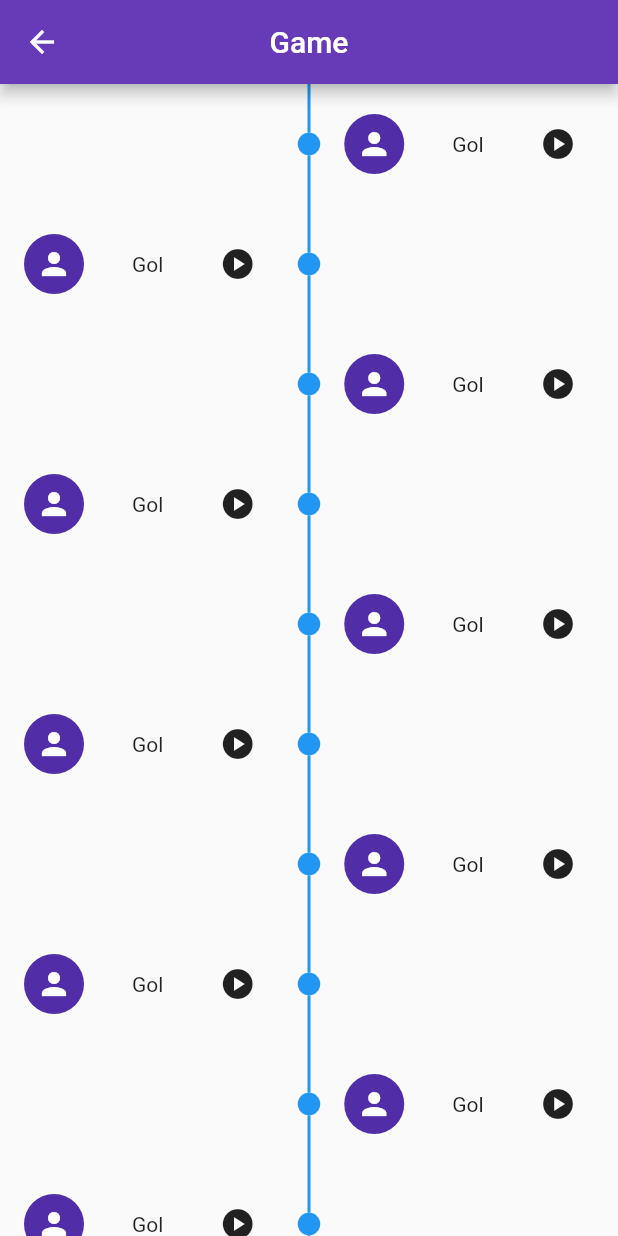
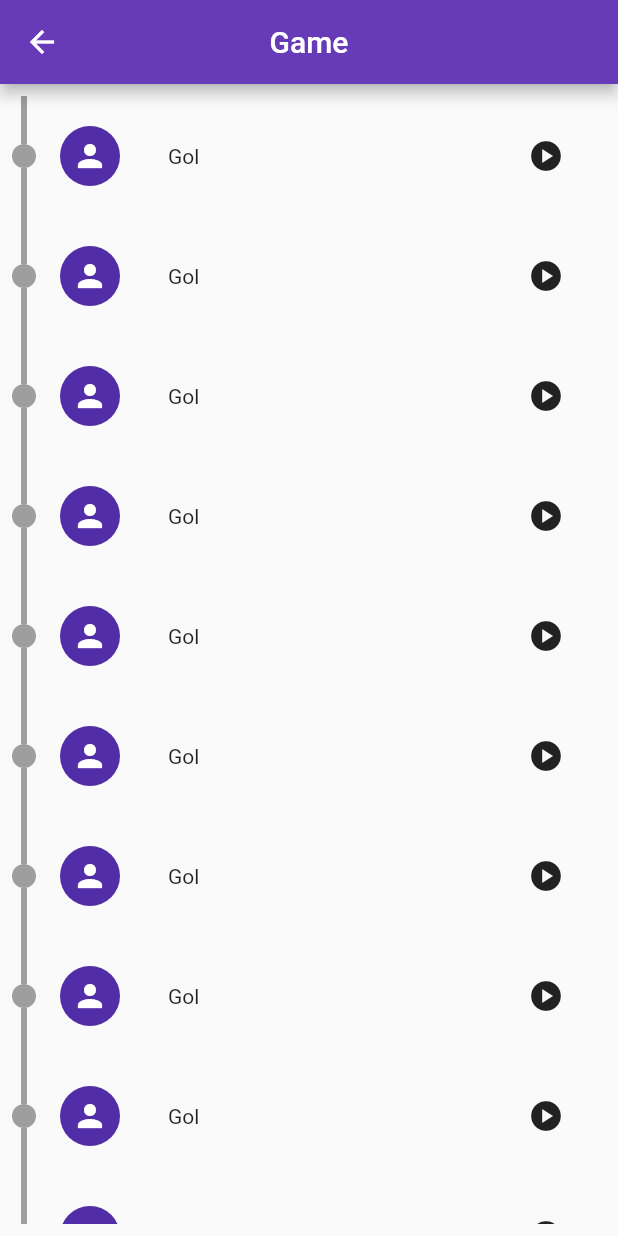
Before and after one commit to tonypereiramelo/game_screen, a Flutter app: the GamePage screen opened directly, on a phone screen of 412 x 824 dp. Run offline on Flutter 3.47's test engine with Material 2 defaults, Android fonts, the phone set to English and light mode, and no system bars; drawn by our look-alikes of timeline_tile, timelines; our stand-ins replace file_picker, firebase_core, firebase_storage; accounts and stored records are empty.

Commit message:
feat(game_screen): :construction: change timeline

```diff
--- a/lib/game_screen/presentation/game_page.dart
+++ b/lib/game_screen/presentation/game_page.dart
@@ -1,6 +1,5 @@
 import 'package:flutter/material.dart';
 import 'package:game_screen/game_screen/presentation/widgets/shot_tile.dart';
-import 'package:timelines/timelines.dart';
 
 class GamePage extends StatefulWidget {
   const GamePage({super.key});
@@ -17,11 +16,13 @@ class _GamePageState extends State<GamePage> {
         title: const Text('Game'),
         centerTitle: true,
       ),
-      body: Timeline.tileBuilder(
-          builder: TimelineTileBuilder.fromStyle(
-              contentsAlign: ContentsAlign.alternating,
-              contentsBuilder: (context, index) => const ShotTile(),
-              itemCount: 10)),
+      body: Padding(
+        padding: const EdgeInsets.all(8.0),
+        child: ListView.builder(
+          itemCount: 10,
+          itemBuilder: (context, index) => const ShotTile(),
+        ),
+      ),
     );
   }
 }
--- a/lib/game_screen/presentation/widgets/shot_tile.dart
+++ b/lib/game_screen/presentation/widgets/shot_tile.dart
@@ -1,11 +1,15 @@
 import 'package:flutter/material.dart';
+import 'package:timeline_tile/timeline_tile.dart';
 
 class ShotTile extends StatelessWidget {
   const ShotTile({super.key});
 
   @override
   Widget build(BuildContext context) {
-    return Padding(
+    return TimelineTile(
+      indicatorStyle: const IndicatorStyle(width: 16),
+      alignment: TimelineAlign.start,
+      endChild: Padding(
         padding: const EdgeInsets.all(16.0),
         child: Row(
           mainAxisAlignment: MainAxisAlignment.spaceBetween,
@@ -24,6 +28,7 @@ class ShotTile extends StatelessWidget {
             IconButton(onPressed: () {}, icon: const Icon(Icons.play_circle))
           ],
         ),
+      ),
     );
   }
 }
--- a/pubspec.yaml
+++ b/pubspec.yaml
@@ -39,8 +39,7 @@ dependencies:
   cupertino_icons: ^1.0.2
   firebase_storage: ^11.0.6
   file_picker: ^5.2.3
-  timelines: ^0.1.0
-
+  timeline_tile: ^2.0.0
 dev_dependencies:
   flutter_test:
     sdk: flutter
```
Also changed, not shown: pubspec.lock. Lines whose indentation alone changed are shown as unchanged.
